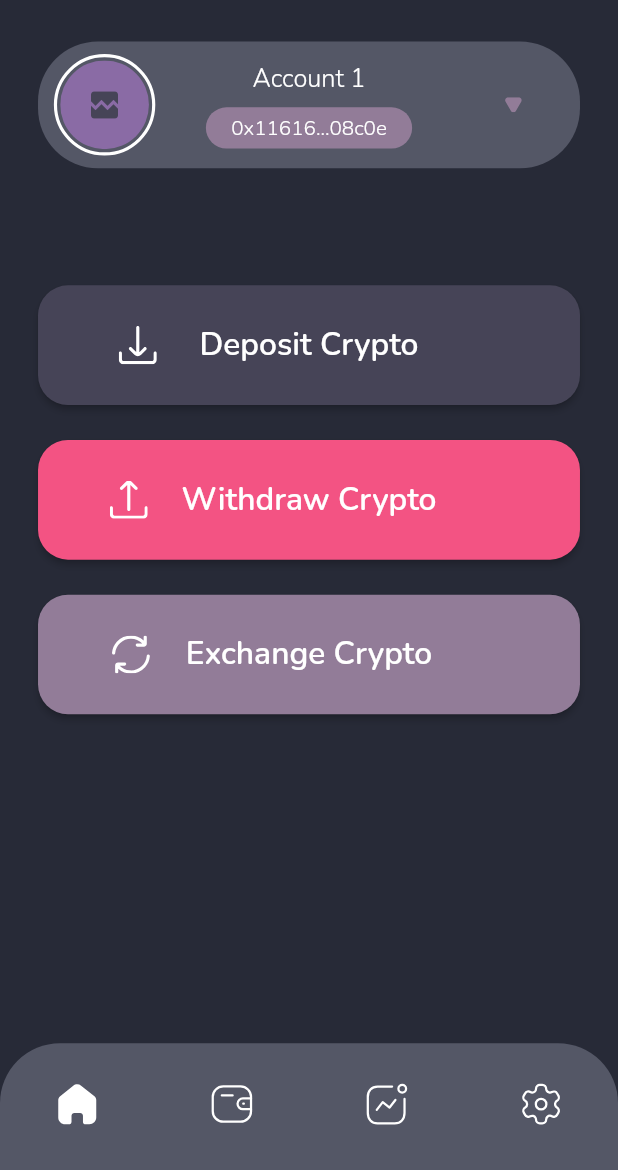
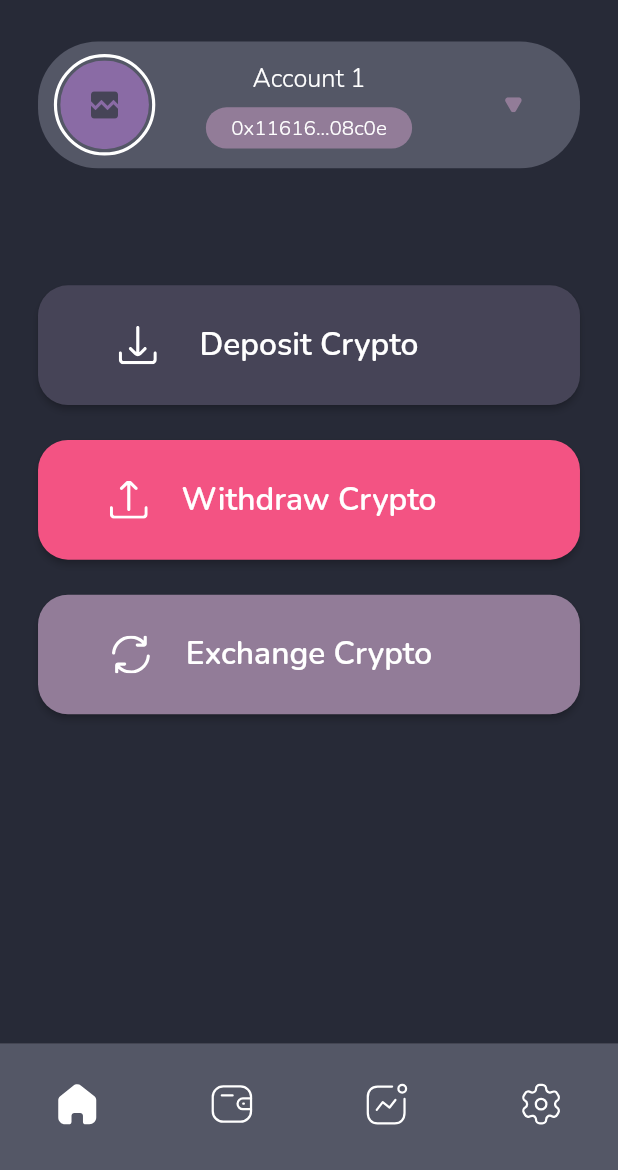
Before and after one commit to hunghuy201280/flutter_crypto_wallet, a Flutter app: the NavBarView screen opened by its route, on a phone screen of 412 x 824 dp, the part 66-1236 px from its top. Run offline on Flutter 3.47's test engine with Material 2 defaults, Android fonts, the phone set to English and light mode, and no system bars; drawn by our look-alikes of cached_network_image, persistent_bottom_nav_bar_v2; our stand-ins replace another_flushbar, bloc, dio, flutter_bloc, flutter_screenutil, flutter_secure_storage and 7 more; missing offline and left inert: clipboard; accounts and stored records are empty; network calls fail; statements that could not run were skipped.

Commit message:
update - remove bottom nav bar border radius

```diff
--- a/lib/views/nav_bar_view/nav_bar_view.dart
+++ b/lib/views/nav_bar_view/nav_bar_view.dart
@@ -63,13 +63,14 @@ class _NavBarViewState extends State<NavBarView> {
             setState(() {});
           },
           navBarHeight: NavBarView.height.w,
-          decoration: const NavBarDecoration(
-            borderRadius: BorderRadius.vertical(top: Radius.circular(40)),
-          ),
+          // decoration: const NavBarDecoration(
+          //   borderRadius: BorderRadius.vertical(top: Radius.circular(40)),
+          //   colorBehindNavBar: Colors.transparent,
+          // ),
           hideNavigationBarWhenKeyboardShows: true,
           hideNavigationBar:
               MediaQuery.of(context).viewInsets.bottom > 0 ? true : false,
-          bottomScreenMargin: 0,
+          bottomScreenMargin: NavBarView.height.w,
           screenTransitionAnimation: const ScreenTransitionAnimation(
             animateTabTransition: true,
           ),
--- a/lib/views/wallet_screen/widgets/wallet_detail.dart
+++ b/lib/views/wallet_screen/widgets/wallet_detail.dart
@@ -1,7 +1,6 @@
 import 'package:flutter/material.dart';
 import 'package:flutter_ntf_marketplace/configs/color_config.dart';
 import 'package:flutter_ntf_marketplace/configs/text_config.dart';
-import 'package:flutter_ntf_marketplace/views/nav_bar_view/nav_bar_view.dart';
 import 'package:flutter_ntf_marketplace/views/wallet_screen/widgets/wallet_coin_item.dart';
 import 'package:flutter_ntf_marketplace/views/wallet_screen/widgets/wallet_nft_group.dart';
 import 'package:flutter_screenutil/flutter_screenutil.dart';
@@ -44,9 +43,6 @@ class _WalletDetailState extends State<WalletDetail> {
               _NFTTab(),
             ],
           ),
-        ),
-        SizedBox(
-          height: NavBarView.height.w,
         ),
       ],
     );
```
